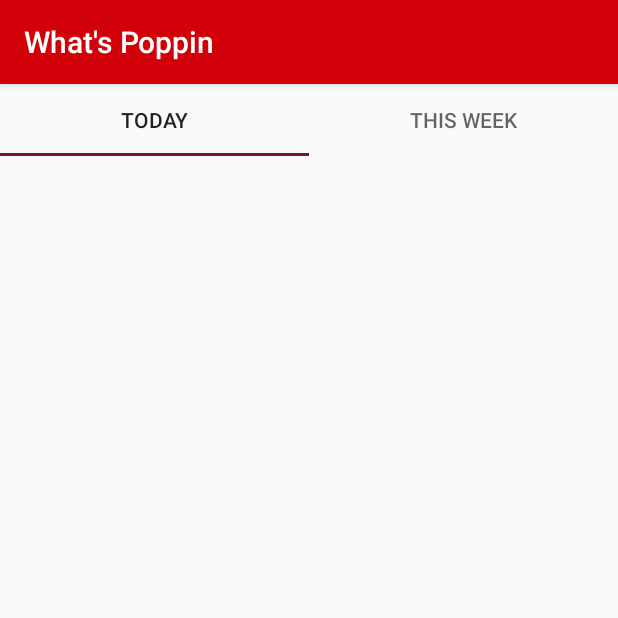
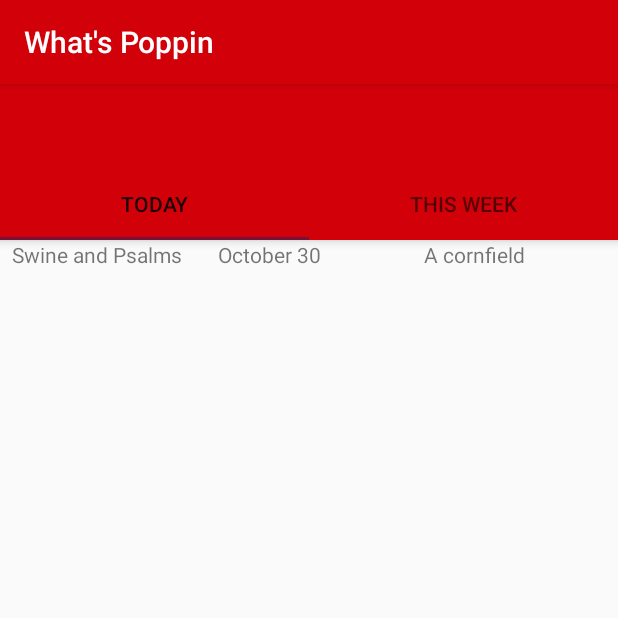
Before and after one commit to cfm155/What-s-Poppin, an Android app: the screen it shows after launch (MainActivity), on a phone screen of 412 x 824 dp, the top half of it. Run offline under Robolectric (Android 15) with nearby library versions, the phone set to English and light mode, and no system bars; libraries missing offline, so code that uses them is left out: io.realm, io.realm.annotations.

Commit message:
Linked the tabs

```diff
--- a/app/src/main/java/com/example/cartermccall/whatspoppin/Event.java
+++ b/app/src/main/java/com/example/cartermccall/whatspoppin/Event.java
@@ -8,6 +8,8 @@ import io.realm.annotations.PrimaryKey;
 public class Event extends RealmObject implements Serializable {
     @PrimaryKey
     private String title;
+    private String date;
+    private String location;
 
     public String getTitle() {
         return title;
@@ -16,4 +18,20 @@ public class Event extends RealmObject implements Serializable {
     public void setTitle(String title) {
         this.title = title;
     }
+
+    public String getDate() {
+        return date;
+    }
+
+    public void setDate(String date) {
+        this.date = date;
+    }
+
+    public String getLocation() {
+        return location;
+    }
+
+    public void setLocation(String location) {
+        this.location = location;
+    }
 }
--- /dev/null
+++ b/app/src/main/java/com/example/cartermccall/whatspoppin/EventAdapter.java
@@ -0,0 +1,54 @@
+package com.example.cartermccall.whatspoppin;
+
+import android.content.Context;
+import android.support.v7.widget.RecyclerView;
+import android.view.LayoutInflater;
+import android.view.View;
+import android.view.ViewGroup;
+import android.widget.TextView;
+
+import java.util.ArrayList;
+
+public class EventAdapter extends RecyclerView.Adapter<EventAdapter.EventViewHolder> {
+    private Context context;
+    private ArrayList<Event>events;
+
+    public EventAdapter(Context context, ArrayList<Event> dataSet) {
+        this.context = context;
+        this.events = dataSet;
+    }
+
+    public static class EventViewHolder extends RecyclerView.ViewHolder {
+        public TextView titleView;
+        public TextView dateView;
+        public TextView locationView;
+        public EventViewHolder(View v) {
+            super(v);
+            titleView = v.findViewById(R.id.title_view);
+            dateView = v.findViewById(R.id.date_view);
+            locationView = v.findViewById(R.id.location_view);
+        }
+    }
+
+    @Override
+    public int getItemCount(){
+        return events.size();
+    }
+
+    @Override
+    public EventAdapter.EventViewHolder onCreateViewHolder(ViewGroup parent, int viewType) {
+        // create a new view
+        View v = (View) LayoutInflater.from(parent.getContext())
+                .inflate(R.layout.event_cell, parent, false);
+        EventViewHolder vh = new EventViewHolder(v);
+        return vh;
+    }
+
+    @Override
+    public void onBindViewHolder(EventViewHolder holder, int position) {
+        holder.titleView.setText(events.get(position).getTitle());
+        holder.dateView.setText(events.get(position).getDate());
+        holder.locationView.setText(events.get(position).getLocation());
+    }
+
+}
--- a/app/src/main/java/com/example/cartermccall/whatspoppin/EventList.java
+++ b/app/src/main/java/com/example/cartermccall/whatspoppin/EventList.java
@@ -3,9 +3,13 @@ package com.example.cartermccall.whatspoppin;
 
 import android.os.Bundle;
 import android.support.v4.app.Fragment;
+import android.support.v7.widget.LinearLayoutManager;
+import android.support.v7.widget.RecyclerView;
 import android.view.LayoutInflater;
 import android.view.View;
 import android.view.ViewGroup;
+
+import java.util.ArrayList;
 
 
 /**
@@ -13,6 +17,9 @@ import android.view.ViewGroup;
  */
 public class EventList extends Fragment {
 
+    private RecyclerView eventList;
+    private RecyclerView.LayoutManager layoutManager;
+    private RecyclerView.Adapter eventAdapter;
 
     public EventList() {
         // Required empty public constructor
@@ -25,7 +32,29 @@ public class EventList extends Fragment {
         // Inflate the layout for this fragment
         View view = inflater.inflate(R.layout.fragment_event_list, container, false);
 
+        ArrayList<Event> events = new ArrayList<Event>();
+        eventList = (RecyclerView)view.findViewById(R.id.event_list);
+
+        Event event1 = new Event();
+        event1.setTitle("Swine and Psalms");
+        event1.setDate("October 30");
+        event1.setLocation("A cornfield");
+
+        Event event2 = new Event();
+        event2.setTitle("Less Swine, More Psalms");
+        event2.setDate("October 31");
+        event2.setLocation("A cornfield over");
+
+        events.add(event1);
+        events.add(event2);
+        layoutManager = new LinearLayoutManager(getContext());
+        eventList.setLayoutManager(layoutManager);
+        eventAdapter = new EventAdapter(getContext(),events);
+        eventList.setAdapter(eventAdapter);
+
         return view;
+
+
     }
 
 }
--- a/app/src/main/java/com/example/cartermccall/whatspoppin/MainActivity.java
+++ b/app/src/main/java/com/example/cartermccall/whatspoppin/MainActivity.java
@@ -1,7 +1,10 @@
 package com.example.cartermccall.whatspoppin;
 
+import android.support.design.widget.TabLayout;
+import android.support.v4.view.ViewPager;
 import android.support.v7.app.AppCompatActivity;
 import android.os.Bundle;
+import android.support.v7.widget.Toolbar;
 
 public class MainActivity extends AppCompatActivity {
 
@@ -9,5 +12,32 @@ public class MainActivity extends AppCompatActivity {
     protected void onCreate(Bundle savedInstanceState) {
         super.onCreate(savedInstanceState);
         setContentView(R.layout.activity_main);
+
+
+        TabLayout tabLayout = (TabLayout)findViewById(R.id.tabs);
+        tabLayout.addTab(tabLayout.newTab().setText("Today"));
+        tabLayout.addTab(tabLayout.newTab().setText("This Week"));
+        tabLayout.setTabGravity(TabLayout.GRAVITY_FILL);
+
+        final ViewPager viewPager = (ViewPager)findViewById(R.id.viewpager);
+        final TabPagerAdapter adapter = new TabPagerAdapter(getSupportFragmentManager(),tabLayout.getTabCount());
+        viewPager.setAdapter(adapter);
+        viewPager.addOnPageChangeListener(new TabLayout.TabLayoutOnPageChangeListener(tabLayout));
+        tabLayout.addOnTabSelectedListener(new TabLayout.OnTabSelectedListener() {
+            @Override
+            public void onTabSelected(TabLayout.Tab tab) {
+                    viewPager.setCurrentItem(tab.getPosition());
+            }
+
+            @Override
+            public void onTabUnselected(TabLayout.Tab tab) {
+
+            }
+
+            @Override
+            public void onTabReselected(TabLayout.Tab tab) {
+
+            }
+        });
     }
 }
--- /dev/null
+++ b/app/src/main/java/com/example/cartermccall/whatspoppin/TabPagerAdapter.java
@@ -0,0 +1,34 @@
+package com.example.cartermccall.whatspoppin;
+import android.support.v4.app.Fragment;
+import android.support.v4.app.FragmentManager;
+import android.support.v4.app.FragmentStatePagerAdapter;
+
+
+public class TabPagerAdapter extends FragmentStatePagerAdapter {
+    int mNumOfTabs;
+
+    public TabPagerAdapter(FragmentManager fm, int NumOfTabs){
+        super(fm);
+        this.mNumOfTabs = NumOfTabs;
+    }
+
+    public Fragment getItem(int position) {
+
+        switch (position) {
+            case 0:
+                EventList tab1 = new EventList();
+                return tab1;
+            case 1:
+                CalendarList tab2 = new CalendarList();
+                return tab2;
+            default:
+                return null;
+        }
+    }
+
+    @Override
+    public int getCount() {
+        return mNumOfTabs;
+    }
+
+}
--- a/app/src/main/res/layout/activity_main.xml
+++ b/app/src/main/res/layout/activity_main.xml
@@ -1,32 +1,35 @@
 <?xml version="1.0" encoding="utf-8"?>
-<android.support.constraint.ConstraintLayout xmlns:android="http://schemas.android.com/apk/res/android"
+<android.support.design.widget.CoordinatorLayout xmlns:android="http://schemas.android.com/apk/res/android"
     xmlns:app="http://schemas.android.com/apk/res-auto"
     xmlns:tools="http://schemas.android.com/tools"
     android:layout_width="match_parent"
     android:layout_height="match_parent"
-    tools:background="@color/colorAccent"
     tools:context=".MainActivity">
 
-    <android.support.design.widget.TabLayout
+    <android.support.design.widget.AppBarLayout
         android:layout_width="match_parent"
         android:layout_height="wrap_content"
-        app:layout_constraintBottom_toBottomOf="parent"
-        app:layout_constraintEnd_toEndOf="parent"
-        app:layout_constraintHorizontal_bias="0.0"
-        app:layout_constraintStart_toStartOf="parent"
-        app:layout_constraintTop_toTopOf="parent"
-        app:layout_constraintVertical_bias="0.0">
+        android:theme="@style/AppTheme.AppBarOverlay">
 
-        <android.support.design.widget.TabItem
-            android:layout_width="wrap_content"
-            android:layout_height="wrap_content"
-            android:text="Today" />
+        <android.support.v7.widget.Toolbar
+            android:id="@+id/toolbar"
+            android:layout_width="match_parent"
+            android:layout_height="?attr/actionBarSize"
+            android:background="?attr/colorPrimary" />
 
-        <android.support.design.widget.TabItem
-            android:id="@+id/tabItem"
-            android:layout_width="wrap_content"
-            android:layout_height="wrap_content"
-            android:text="This Week" />
+        <android.support.design.widget.TabLayout
+            android:id="@+id/tabs"
+            android:layout_width="match_parent"
+            android:layout_height="wrap_content" />
 
-    </android.support.design.widget.TabLayout>
-</android.support.constraint.ConstraintLayout>
+    </android.support.design.widget.AppBarLayout>
+
+    <include layout="@layout/content_main" />
+
+    <android.support.v4.view.ViewPager
+        android:id="@+id/viewpager"
+        android:layout_width="match_parent"
+        android:layout_height="match_parent"
+        app:layout_behavior="@string/appbar_scrolling_view_behavior" />
+
+</android.support.design.widget.CoordinatorLayout>
--- /dev/null
+++ b/app/src/main/res/layout/content_main.xml
@@ -0,0 +1,11 @@
+<?xml version="1.0" encoding="utf-8"?>
+<android.support.constraint.ConstraintLayout xmlns:android="http://schemas.android.com/apk/res/android"
+    xmlns:app="http://schemas.android.com/apk/res-auto"
+    xmlns:tools="http://schemas.android.com/tools"
+    android:layout_width="match_parent"
+    android:layout_height="match_parent"
+    app:layout_behavior="@string/appbar_scrolling_view_behavior"
+    tools:context=".MainActivity"
+    tools:showIn="@layout/activity_main">
+
+</android.support.constraint.ConstraintLayout>
--- /dev/null
+++ b/app/src/main/res/layout/event_cell.xml
@@ -0,0 +1,47 @@
+<?xml version="1.0" encoding="utf-8"?>
+<android.support.constraint.ConstraintLayout
+    xmlns:android="http://schemas.android.com/apk/res/android"
+    xmlns:app="http://schemas.android.com/apk/res-auto"
+    xmlns:tools="http://schemas.android.com/tools"
+    android:layout_width="match_parent"
+    android:layout_height="match_parent">
+
+    <TextView
+        android:id="@+id/title_view"
+        android:layout_width="0dp"
+        android:layout_height="wrap_content"
+        android:layout_marginStart="8dp"
+        android:layout_marginLeft="8dp"
+        android:layout_marginEnd="8dp"
+        android:layout_marginRight="8dp"
+        android:text="TextView"
+        app:layout_constraintEnd_toStartOf="@+id/date_view"
+        app:layout_constraintStart_toStartOf="parent"
+        tools:layout_editor_absoluteY="8dp" />
+
+    <TextView
+        android:id="@+id/date_view"
+        android:layout_width="0dp"
+        android:layout_height="wrap_content"
+        android:layout_marginStart="8dp"
+        android:layout_marginLeft="8dp"
+        android:layout_marginEnd="8dp"
+        android:layout_marginRight="8dp"
+        android:text="TextView"
+        app:layout_constraintEnd_toStartOf="@+id/location_view"
+        app:layout_constraintStart_toEndOf="@+id/title_view"
+        tools:layout_editor_absoluteY="8dp" />
+
+    <TextView
+        android:id="@+id/location_view"
+        android:layout_width="0dp"
+        android:layout_height="wrap_content"
+        android:layout_marginStart="8dp"
+        android:layout_marginLeft="8dp"
+        android:layout_marginEnd="8dp"
+        android:layout_marginRight="8dp"
+        android:text="TextView"
+        app:layout_constraintEnd_toEndOf="parent"
+        app:layout_constraintStart_toEndOf="@+id/date_view"
+        tools:layout_editor_absoluteY="8dp" />
+</android.support.constraint.ConstraintLayout>
--- a/app/src/main/res/layout/fragment_event_list.xml
+++ b/app/src/main/res/layout/fragment_event_list.xml
@@ -6,9 +6,9 @@
     tools:context=".EventList">
 
     <!-- TODO: Update blank fragment layout -->
-    <TextView
+
+    <android.support.v7.widget.RecyclerView
+        android:id="@+id/event_list"
         android:layout_width="match_parent"
-        android:layout_height="match_parent"
-        android:text="@string/hello_blank_fragment" />
-
+        android:layout_height="match_parent" />
 </FrameLayout>
--- /dev/null
+++ b/app/src/main/res/values/dimens.xml
@@ -0,0 +1,4 @@
+<?xml version="1.0" encoding="utf-8"?>
+<resources>
+    <dimen name="fab_margin" />
+</resources>
--- a/app/src/main/res/values/styles.xml
+++ b/app/src/main/res/values/styles.xml
@@ -8,4 +8,6 @@
         <item name="colorAccent">@color/colorAccent</item>
     </style>
 
+    <style name="AppTheme.AppBarOverlay"></style>
+
 </resources>
```
